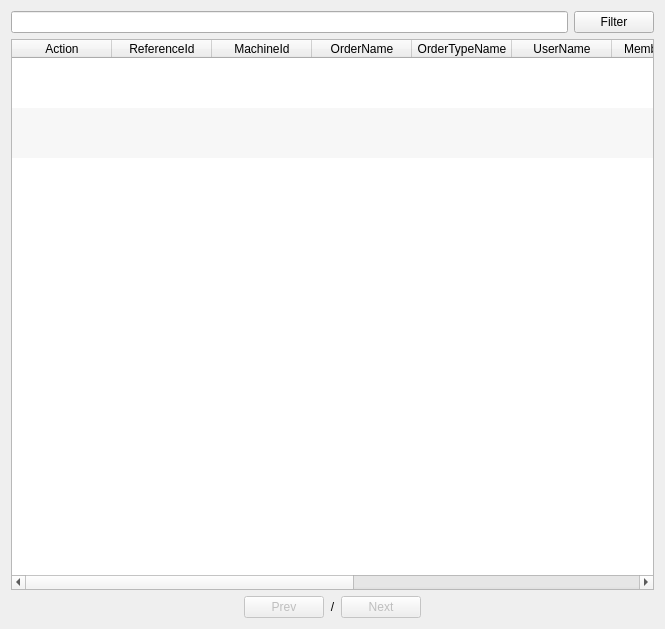
Before: the Qt Designer form app/views/templates/generated/ManageReceipt.ui in rondalefloyd/mts-pos, drawn with Qt 5.
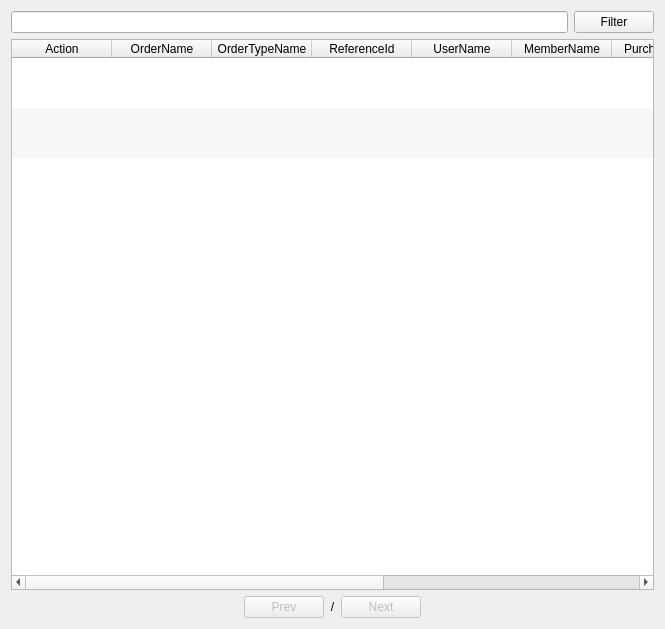
After: the same form once the commit is applied.

Patch:
```diff
--- a/app/views/templates/generated/ManageReceipt.ui
+++ b/app/views/templates/generated/ManageReceipt.ui
@@ -91,16 +91,6 @@
          <string>Action</string>
         </property>
        </column>
-       <column>
-        <property name="text">
-         <string>ReferenceId</string>
-        </property>
-       </column>
-       <column>
-        <property name="text">
-         <string>MachineId</string>
-        </property>
-       </column>
        <column>
         <property name="text">
          <string>OrderName</string>
@@ -111,6 +101,11 @@
          <string>OrderTypeName</string>
         </property>
        </column>
+       <column>
+        <property name="text">
+         <string>ReferenceId</string>
+        </property>
+       </column>
        <column>
         <property name="text">
          <string>UserName</string>
```
